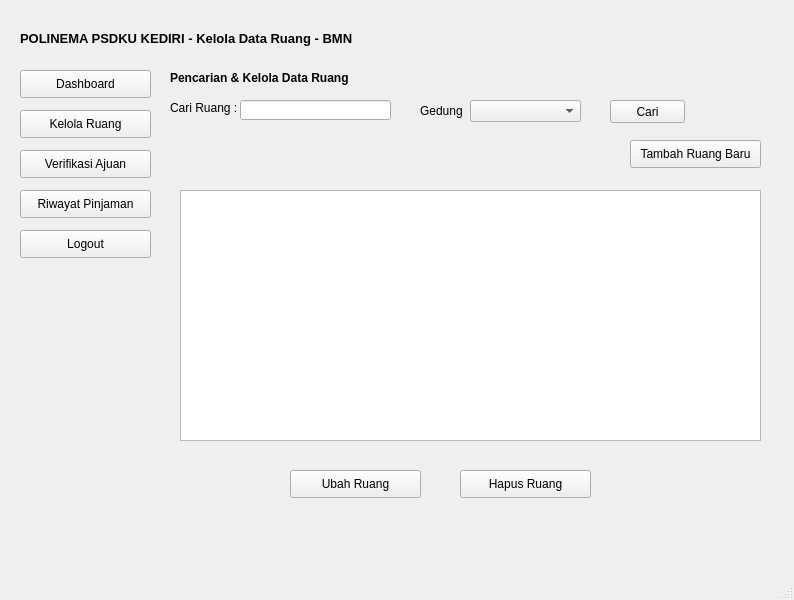
Old version of the form ui/kelola_data_ruang_BMN.ui in the repository Ariel-F-S/SistemPeminjamanRuangPolinemaKampusKediri.
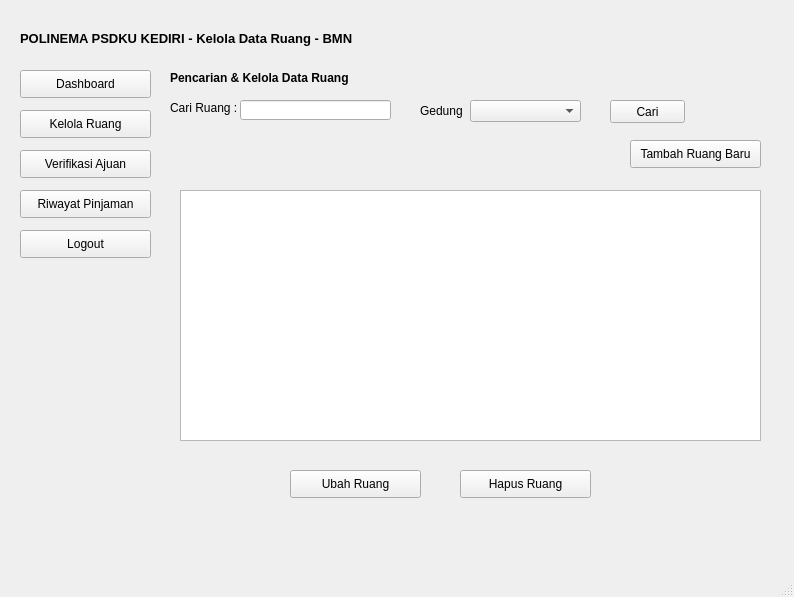
New version of the form. Icons and pictures are not drawn.

```diff
--- a/ui/kelola_data_ruang_BMN.ui
+++ b/ui/kelola_data_ruang_BMN.ui
@@ -7,7 +7,7 @@
     <x>0</x>
     <y>0</y>
     <width>794</width>
-    <height>600</height>
+    <height>597</height>
    </rect>
   </property>
   <property name="windowTitle">
```
